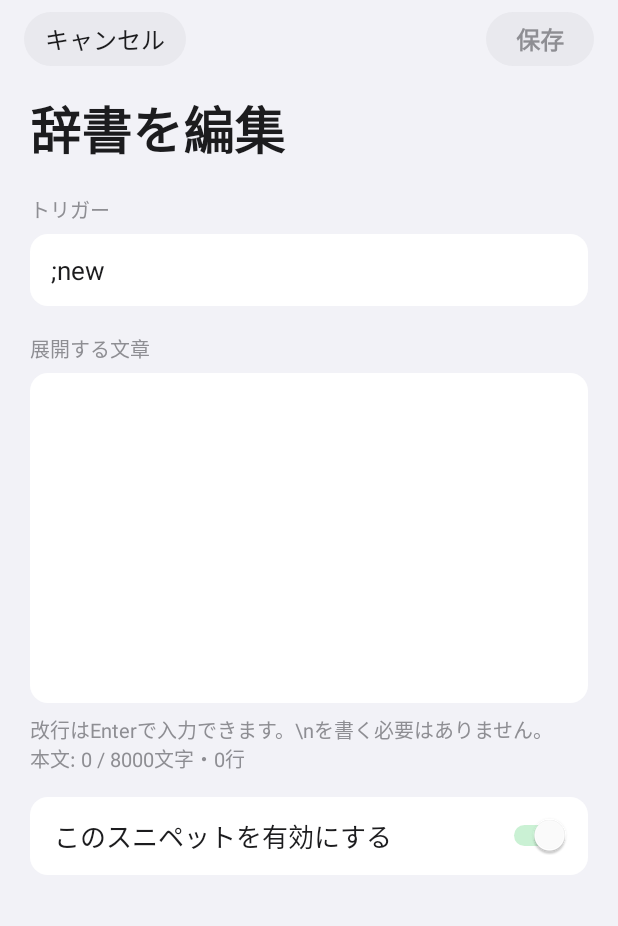
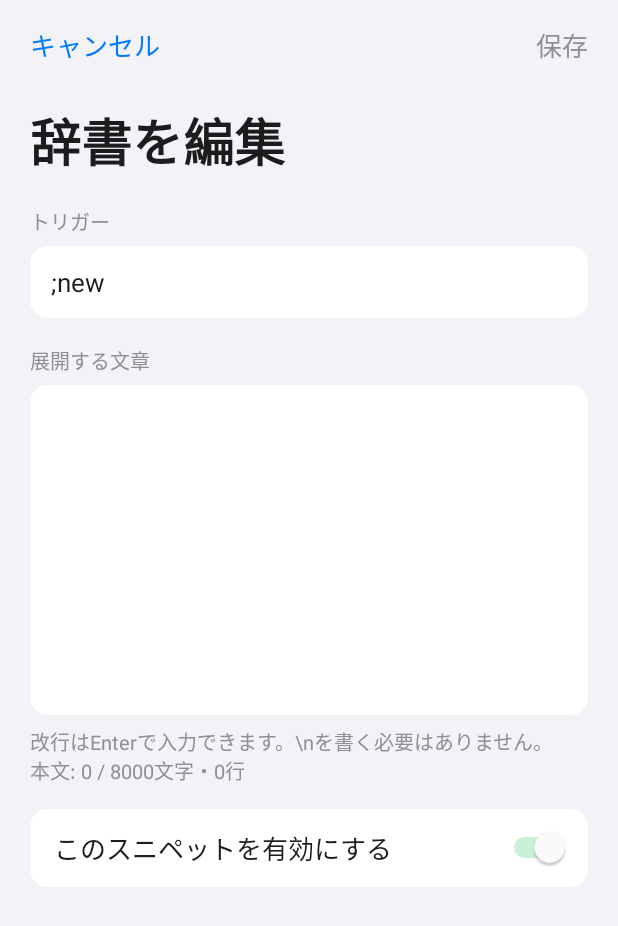
Before and after one commit to kai-asai/fukura, an Android app: the SnippetEditorActivity screen opened directly, with no data from a screen before it, on a phone screen of 412 x 824 dp. Shown: the top 926 px of the screen. Run offline under Robolectric (Android 15) with nearby library versions, the phone set to English and light mode, and no system bars; pictures from the network do not load.

Commit message:
Androidの操作ボタンをiOSの文字ボタンに合わせる
Simulatorで見た公開版は、丸い下地ではなく青いキャンセルと灰色の保存だった。

Co-authored-by: Kai Asai <kai-asai@users.noreply.github.com>

```diff
--- a/android/app/src/main/res/layout/activity_editor.xml
+++ b/android/app/src/main/res/layout/activity_editor.xml
@@ -19,15 +19,14 @@
         <TextView
             android:id="@+id/cancel_button"
             android:layout_width="wrap_content"
-            android:layout_height="36dp"
-            android:background="@drawable/bg_pill"
-            android:gravity="center"
-            android:minWidth="88dp"
-            android:paddingStart="14dp"
-            android:paddingEnd="14dp"
+            android:layout_height="44dp"
+            android:background="@android:color/transparent"
+            android:gravity="center_vertical"
+            android:paddingStart="4dp"
+            android:paddingEnd="12dp"
             android:text="@string/cancel"
-            android:textColor="@color/label_primary"
-            android:textSize="16sp" />
+            android:textColor="@color/link_blue"
+            android:textSize="17sp" />
 
         <View
             android:layout_width="0dp"
@@ -37,15 +36,13 @@
         <TextView
             android:id="@+id/save_button"
             android:layout_width="wrap_content"
-            android:layout_height="36dp"
-            android:background="@drawable/bg_pill"
-            android:gravity="center"
-            android:minWidth="72dp"
-            android:paddingStart="16dp"
-            android:paddingEnd="16dp"
+            android:layout_height="44dp"
+            android:background="@android:color/transparent"
+            android:gravity="center_vertical|end"
+            android:paddingStart="12dp"
+            android:paddingEnd="4dp"
             android:text="@string/save"
-            android:textSize="16sp"
-            android:textStyle="bold" />
+            android:textSize="17sp" />
     </LinearLayout>
 
     <ScrollView
--- a/android/app/src/main/res/layout/activity_main.xml
+++ b/android/app/src/main/res/layout/activity_main.xml
@@ -29,19 +29,18 @@
             android:id="@+id/import_button"
             android:layout_width="44dp"
             android:layout_height="44dp"
-            android:background="@drawable/bg_pill"
+            android:background="@android:color/transparent"
             android:contentDescription="@string/import_json"
-            android:padding="10dp"
+            android:padding="8dp"
             android:src="@drawable/ic_import" />
 
         <ImageButton
             android:id="@+id/add_button"
             android:layout_width="44dp"
             android:layout_height="44dp"
-            android:layout_marginStart="8dp"
-            android:background="@drawable/bg_pill"
+            android:background="@android:color/transparent"
             android:contentDescription="@string/add_snippet"
-            android:padding="10dp"
+            android:padding="8dp"
             android:src="@drawable/ic_add" />
     </LinearLayout>
 
```
